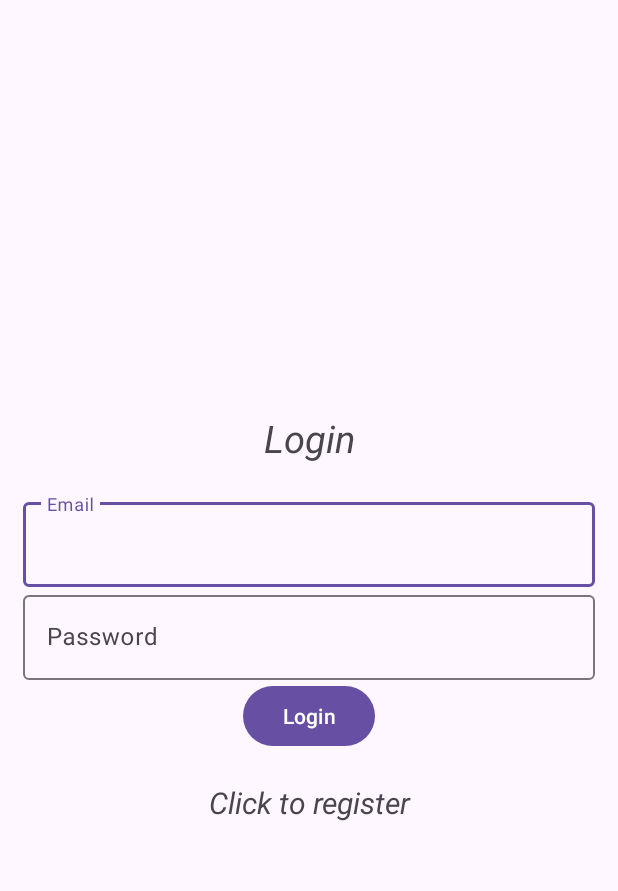
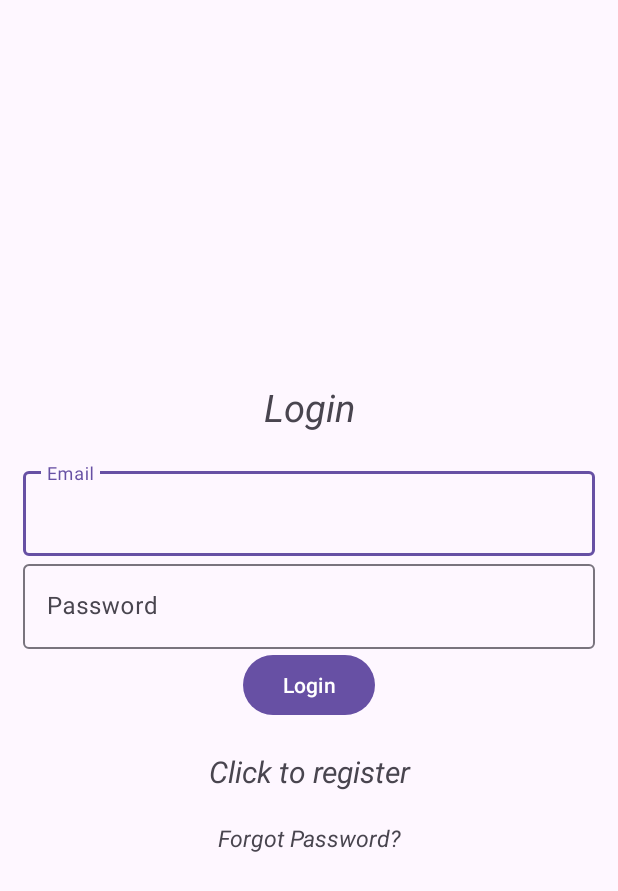
Before and after one commit to Tehilalev/GlowGuide, an Android app: the screen it shows after launch (Login), on a phone screen of 412 x 824 dp. Shown: the top 891 px of the screen. Run offline under Robolectric (Android 15) with nearby library versions, the phone set to English and light mode, and no system bars; our stand-ins replace Firebase (no records; nobody signed in at launch, a user with empty details on screens opened directly).

Commit message:
reset password + edit profile

```diff
--- a/app/src/main/AndroidManifest.xml
+++ b/app/src/main/AndroidManifest.xml
@@ -14,6 +14,9 @@
         android:supportsRtl="true"
         android:theme="@style/Theme.Material3.Light"
         tools:targetApi="31">
+        <activity
+            android:name=".editProfile"
+            android:exported="false" />
         <activity
             android:name=".UserProfileActivity"
             android:exported="false" />
--- a/app/src/main/java/com/example/glowguide/Login.java
+++ b/app/src/main/java/com/example/glowguide/Login.java
@@ -1,18 +1,23 @@
 package com.example.glowguide;
 
+import android.content.DialogInterface;
 import android.content.Intent;
 import android.os.Bundle;
 import android.text.TextUtils;
 import android.view.View;
 import android.widget.Button;
+import android.widget.EditText;
 import android.widget.ProgressBar;
 import android.widget.TextView;
 import android.widget.Toast;
 
 import androidx.activity.EdgeToEdge;
 import androidx.annotation.NonNull;
+import androidx.appcompat.app.AlertDialog;
 import androidx.appcompat.app.AppCompatActivity;
 import com.google.android.gms.tasks.OnCompleteListener;
+import com.google.android.gms.tasks.OnFailureListener;
+import com.google.android.gms.tasks.OnSuccessListener;
 import com.google.android.gms.tasks.Task;
 import com.google.android.material.textfield.TextInputEditText;
 import com.google.firebase.auth.AuthResult;
@@ -24,7 +29,7 @@ public class Login extends AppCompatActivity {
     Button button_login;
     FirebaseAuth mAuth;
     ProgressBar progressBar;
-    TextView textView;
+    TextView register, forgotTextLink;
 
     @Override
     public void onStart() {
@@ -47,8 +52,9 @@ public class Login extends AppCompatActivity {
         password = findViewById(R.id.password);
         button_login = findViewById(R.id.btn_login);
         progressBar = findViewById(R.id.progressBar);
-        textView = findViewById(R.id.registerNow);
-        textView.setOnClickListener(new View.OnClickListener() {
+        register = findViewById(R.id.registerNow);
+        forgotTextLink = findViewById(R.id.forgotPassword);
+        register.setOnClickListener(new View.OnClickListener() {
             @Override
             public void onClick(View view) {
                 Intent intent = new Intent(getApplicationContext(), Register.class);
@@ -96,11 +102,48 @@ public class Login extends AppCompatActivity {
             }
         });
 
+        forgotTextLink.setOnClickListener(new View.OnClickListener() {
+            @Override
+            public void onClick(View v) {
 
-        /*ViewCompat.setOnApplyWindowInsetsListener(findViewById(R.id.main), (v, insets) -> {
-            Insets systemBars = insets.getInsets(WindowInsetsCompat.Type.systemBars());
-            v.setPadding(systemBars.left, systemBars.top, systemBars.right, systemBars.bottom);
-            return insets;
-        });*/
+                EditText resetMail = new EditText(v.getContext());
+                final AlertDialog.Builder passwordResetDialog = new AlertDialog.Builder(v.getContext());
+                passwordResetDialog.setTitle("Reset Password?");
+                passwordResetDialog.setMessage("Enter Your Email To Received Reset Link.");
+                passwordResetDialog.setView(resetMail);
+
+                passwordResetDialog.setPositiveButton("Yes", new DialogInterface.OnClickListener() {
+                    @Override
+                    public void onClick(DialogInterface dialog, int which) {
+                          //extract the email and send reset link
+
+                        String mail = resetMail.getText().toString();
+                        mAuth.sendPasswordResetEmail(mail).addOnSuccessListener(new OnSuccessListener<Void>() {
+                            @Override
+                            public void onSuccess(Void unused) {
+                                Toast.makeText(Login.this, "Reset Link Sent To Your Email", Toast.LENGTH_SHORT).show();
+                            }
+                        }).addOnFailureListener(new OnFailureListener() {
+                            @Override
+                            public void onFailure(@NonNull Exception e) {
+                                Toast.makeText(Login.this, "Error! Reset Link Is Not Sent" + e.getMessage(), Toast.LENGTH_SHORT).show();
+                            }
+                        });
+
+                    }
+                });
+
+                passwordResetDialog.setNegativeButton("No", new DialogInterface.OnClickListener() {
+                    @Override
+                    public void onClick(DialogInterface dialog, int which) {
+                          // close the dialog
+                    }
+                });
+
+                passwordResetDialog.create().show();
+            }
+        });
+
+
     }
 }
--- a/app/src/main/res/layout/activity_login.xml
+++ b/app/src/main/res/layout/activity_login.xml
@@ -2,65 +2,76 @@
 <LinearLayout xmlns:android="http://schemas.android.com/apk/res/android"
     xmlns:app="http://schemas.android.com/apk/res-auto"
     xmlns:tools="http://schemas.android.com/tools"
-    android:id="@+id/main"
     android:layout_width="match_parent"
     android:layout_height="match_parent"
     android:gravity="center"
-    tools:context=".Login"
     android:orientation="vertical"
     android:padding="15dp"
-    >
+    tools:context=".Login">
 
     <TextView
-        android:text="@string/login"
         android:layout_width="match_parent"
         android:layout_height="wrap_content"
+        android:layout_marginBottom="20dp"
+        android:gravity="center"
+        android:text="@string/login"
         android:textSize="25sp"
-        android:textStyle="italic"
-        android:gravity="center"
-        android:layout_marginBottom="20dp"
-        />
+        android:textStyle="italic" />
+
     <com.google.android.material.textfield.TextInputLayout
         android:layout_width="match_parent"
         android:layout_height="wrap_content">
+
         <com.google.android.material.textfield.TextInputEditText
             android:id="@+id/email"
-            android:hint="@string/_email"
             android:layout_width="match_parent"
-            android:layout_height="wrap_content"/>
+            android:layout_height="wrap_content"
+            android:hint="@string/_email" />
     </com.google.android.material.textfield.TextInputLayout>
 
     <com.google.android.material.textfield.TextInputLayout
         android:layout_width="match_parent"
         android:layout_height="wrap_content">
+
         <com.google.android.material.textfield.TextInputEditText
             android:id="@+id/password"
-            android:hint="@string/password"
             android:layout_width="match_parent"
-            android:layout_height="wrap_content"/>
+            android:layout_height="wrap_content"
+            android:hint="@string/password" />
 
     </com.google.android.material.textfield.TextInputLayout>
 
     <ProgressBar
         android:id="@+id/progressBar"
-        android:visibility="gone"
         android:layout_width="wrap_content"
-        android:layout_height="wrap_content"/>
+        android:layout_height="wrap_content"
+        android:visibility="gone" />
 
     <Button
         android:id="@+id/btn_login"
-        android:text="@string/login"
         android:layout_width="wrap_content"
-        android:layout_height="wrap_content"/>
+        android:layout_height="wrap_content"
+        android:text="@string/login" />
 
     <TextView
-        android:textStyle="italic"
+        android:id="@+id/registerNow"
+        android:layout_width="match_parent"
+        android:layout_height="wrap_content"
+        android:layout_marginTop="20dp"
+        android:gravity="center"
+        android:text="@string/click_to_register"
         android:textSize="20sp"
+        android:textStyle="italic" />
+
+    <TextView
+        android:id="@+id/forgotPassword"
+        android:layout_width="match_parent"
+        android:layout_height="wrap_content"
+        android:layout_marginTop="20dp"
         android:gravity="center"
-        android:layout_marginTop="20dp"
-        android:id="@+id/registerNow"
-        android:text="@string/click_to_register"
-        android:layout_width="match_parent"
-        android:layout_height="wrap_content"/>
+        android:text="@string/forgot_password"
+        android:textSize="15sp"
+        android:textStyle="italic" />
+
 
 </LinearLayout>
--- a/app/src/main/res/layout/activity_register.xml
+++ b/app/src/main/res/layout/activity_register.xml
@@ -8,6 +8,7 @@
     tools:context=".Register"
     android:orientation="vertical"
     android:padding="15dp"
+    android:layoutDirection="ltr"
     >
 
     <TextView
```
Also changed, not shown: app/src/main/java/com/example/glowguide/UserProfileActivity.java (+34 -1 lines), app/src/main/java/com/example/glowguide/editProfile.java (added, +123 -0 lines), app/src/main/res/layout/activity_edit_profile.xml (added, +77 -0 lines), app/src/main/res/layout/activity_user_profile.xml (+17 -4 lines), app/src/main/res/values/strings.xml (+9 -0 lines).
